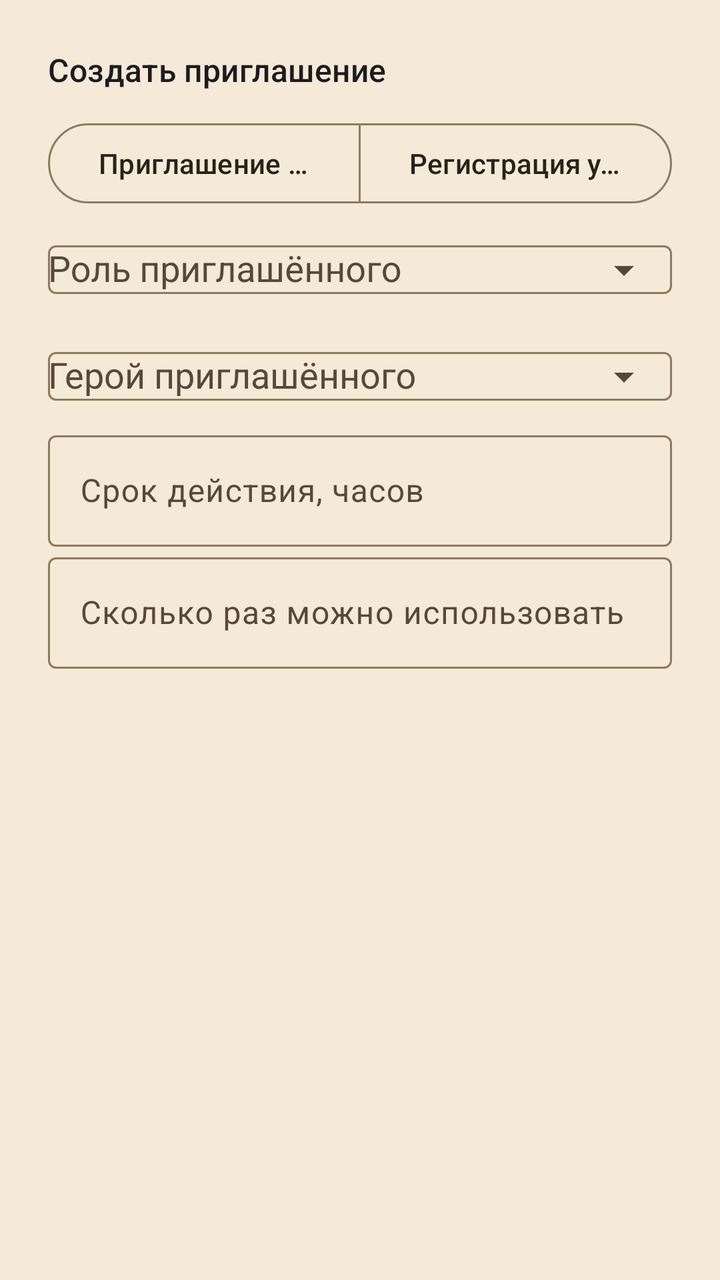
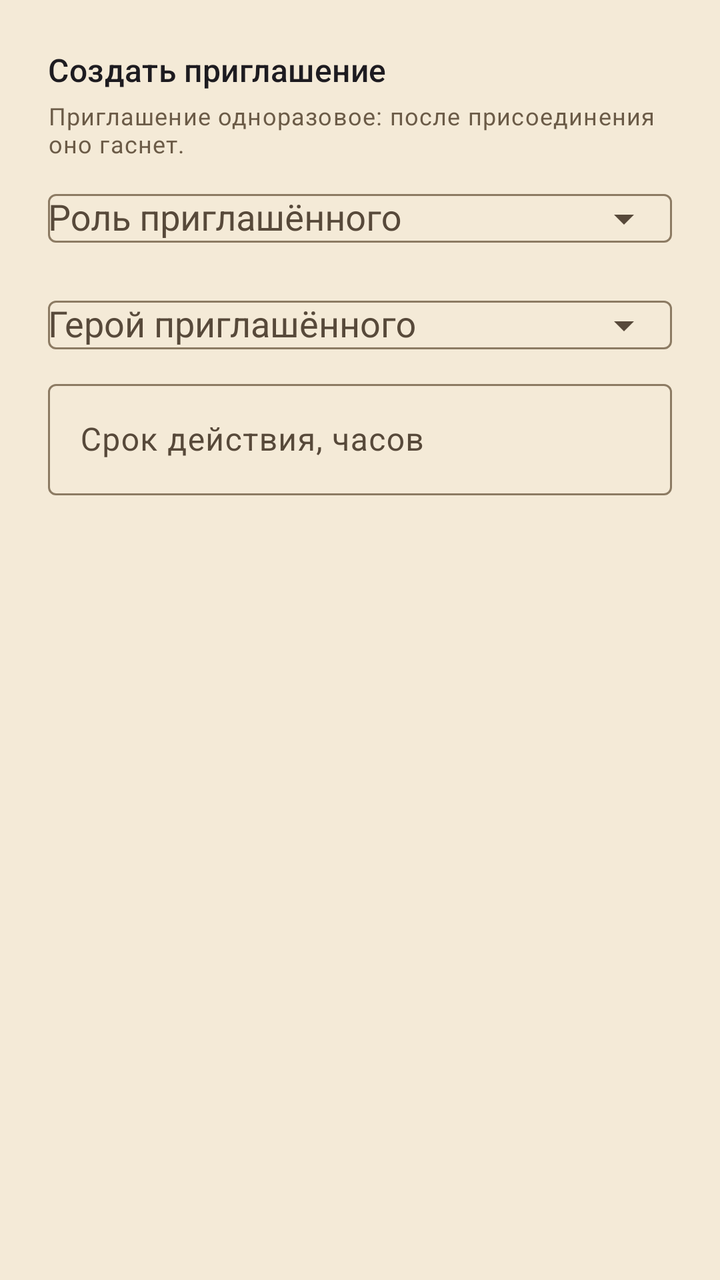

Two renders of the same Android screen: before a commit and after it. Below are the layout's source before the change and the commit's diff.
<!-- AndroidManifest.xml: application theme Theme.DnDMemory -->
<!-- res/layout/dialog_invite_create.xml -->
<?xml version="1.0" encoding="utf-8"?>
<androidx.core.widget.NestedScrollView
    xmlns:android="http://schemas.android.com/apk/res/android"
    xmlns:app="http://schemas.android.com/apk/res-auto"
    android:layout_width="match_parent"
    android:layout_height="wrap_content">

    <LinearLayout
        android:layout_width="match_parent"
        android:layout_height="wrap_content"
        android:orientation="vertical"
        android:padding="24dp">

        <TextView
            android:id="@+id/invite_create_header"
            android:layout_width="match_parent"
            android:layout_height="wrap_content"
            android:text="@string/invite_create"
            android:textAppearance="?attr/textAppearanceTitleMedium" />

        
        <com.google.android.material.button.MaterialButtonToggleGroup
            android:id="@+id/invite_create_mode"
            android:layout_width="match_parent"
            android:layout_height="wrap_content"
            android:layout_marginTop="12dp"
            app:selectionRequired="true"
            app:singleSelection="true">

            <com.google.android.material.button.MaterialButton
                android:id="@+id/invite_create_mode_member"
                style="?attr/materialButtonOutlinedStyle"
                android:layout_width="0dp"
                android:layout_height="wrap_content"
                android:layout_weight="1"
                android:text="@string/invite_mode_member" />

            <com.google.android.material.button.MaterialButton
                android:id="@+id/invite_create_mode_device"
                style="?attr/materialButtonOutlinedStyle"
                android:layout_width="0dp"
                android:layout_height="wrap_content"
                android:layout_weight="1"
                android:text="@string/invite_mode_device" />
        </com.google.android.material.button.MaterialButtonToggleGroup>

        
        <com.google.android.material.textfield.TextInputLayout
            android:id="@+id/invite_create_name_group"
            android:layout_width="match_parent"
            android:layout_height="wrap_content"
            android:layout_marginTop="8dp"
            android:hint="@string/invite_device_name"
            android:visibility="gone">

            <com.google.android.material.textfield.TextInputEditText
                android:id="@+id/invite_create_name"
                android:layout_width="match_parent"
                android:layout_height="wrap_content"
                android:inputType="textPersonName"
                android:maxLines="1" />
        </com.google.android.material.textfield.TextInputLayout>

        <com.google.android.material.textfield.TextInputLayout
            android:id="@+id/invite_create_label_group"
            android:layout_width="match_parent"
            android:layout_height="wrap_content"
            android:hint="@string/invite_device_label"
            android:visibility="gone">

            <com.google.android.material.textfield.TextInputEditText
                android:id="@+id/invite_create_label"
                android:layout_width="match_parent"
                android:layout_height="wrap_content"
                android:inputType="text"
                android:maxLines="1" />
        </com.google.android.material.textfield.TextInputLayout>

        <com.google.android.material.textfield.TextInputLayout
            android:id="@+id/invite_create_role_group"
            android:layout_width="match_parent"
            android:layout_height="wrap_content"
            android:hint="@string/invite_role"
            app:endIconMode="dropdown_menu">

            <com.google.android.material.textfield.MaterialAutoCompleteTextView
                android:id="@+id/invite_create_role"
                android:layout_width="match_parent"
                android:layout_height="wrap_content"
                android:inputType="none" />
        </com.google.android.material.textfield.TextInputLayout>

        <com.google.android.material.textfield.TextInputLayout
            android:id="@+id/invite_create_linked_group"
            android:layout_width="match_parent"
            android:layout_height="wrap_content"
            android:hint="@string/invite_linked"
            app:endIconMode="dropdown_menu">

            <com.google.android.material.textfield.MaterialAutoCompleteTextView
                android:id="@+id/invite_create_linked"
                android:layout_width="match_parent"
                android:layout_height="wrap_content"
                android:inputType="none" />
        </com.google.android.material.textfield.TextInputLayout>

        <com.google.android.material.textfield.TextInputLayout
            android:id="@+id/invite_create_expires_group"
            android:layout_width="match_parent"
            android:layout_height="wrap_content"
            android:hint="@string/invite_expires_hint">

            <com.google.android.material.textfield.TextInputEditText
                android:id="@+id/invite_create_expires"
                android:layout_width="match_parent"
                android:layout_height="wrap_content"
                android:inputType="number"
                android:maxLines="1" />
        </com.google.android.material.textfield.TextInputLayout>

        <com.google.android.material.textfield.TextInputLayout
            android:id="@+id/invite_create_max_uses_group"
            android:layout_width="match_parent"
            android:layout_height="wrap_content"
            android:hint="@string/invite_uses_hint">

            <com.google.android.material.textfield.TextInputEditText
                android:id="@+id/invite_create_max_uses"
                android:layout_width="match_parent"
                android:layout_height="wrap_content"
                android:inputType="number"
                android:maxLines="1" />
        </com.google.android.material.textfield.TextInputLayout>
    </LinearLayout>
</androidx.core.widget.NestedScrollView>
<!-- resources referenced by this layout -->
<resources>
  <string name="invite_create">Создать приглашение</string>
  <string name="invite_device_label">Подпись устройства</string>
  <string name="invite_device_name">Имя игрока</string>
  <string name="invite_expires_hint">Срок действия, часов</string>
  <string name="invite_linked">Герой приглашённого</string>
  <string name="invite_mode_device">Регистрация устройства</string>
  <string name="invite_mode_member">Приглашение участнику</string>
  <string name="invite_role">Роль приглашённого</string>
  <string name="invite_uses_hint">Сколько раз можно использовать</string>
  <style name="Theme.DnDMemory" parent="Theme.Material3.DayNight.NoActionBar">
          <item name="colorPrimary">@color/colorPrimary</item>
          <item name="colorPrimaryDark">@color/colorPrimaryDark</item>
          <item name="colorOnPrimary">@color/colorOnPrimary</item>
          <item name="colorPrimaryContainer">@color/colorPrimaryContainer</item>
          <item name="colorOnPrimaryContainer">@color/colorOnPrimaryContainer</item>
          <item name="colorSecondary">@color/colorSecondary</item>
          <item name="colorOnSecondary">@color/colorOnSecondary</item>
          <item name="colorSurface">@color/colorSurface</item>
          <item name="colorOnSurface">@color/colorOnSurface</item>
          <item name="colorSurfaceVariant">@color/colorSurfaceVariant</item>
          <item name="colorOnSurfaceVariant">@color/colorOnSurfaceVariant</item>
          <item name="android:colorBackground">@color/colorBackground</item>
          <item name="colorOnBackground">@color/colorOnBackground</item>
          <item name="colorError">@color/colorError</item>
          <item name="colorOnError">@color/colorOnError</item>
          <item name="colorOutline">@color/colorOutline</item>
          <item name="android:statusBarColor">@color/colorPrimaryDark</item>
          <item name="android:navigationBarColor">@color/colorBackground</item>
          <item name="android:windowBackground">@color/colorBackground</item>
      </style>
  <color name="colorPrimary">#8A6A3B</color>
  <color name="colorPrimaryDark">#5E4525</color>
  <color name="colorOnPrimary">#FFF7EA</color>
  <color name="colorPrimaryContainer">#EBDCC2</color>
  <color name="colorOnPrimaryContainer">#3A2A14</color>
  <color name="colorSecondary">#B98B2E</color>
  <color name="colorOnSecondary">#FFF8EA</color>
  <color name="colorSurface">#FBF4E6</color>
  <color name="colorOnSurface">#2A2118</color>
  <color name="colorSurfaceVariant">#EEE0C6</color>
  <color name="colorOnSurfaceVariant">#57493A</color>
  <color name="colorBackground">#F4EAD7</color>
  <color name="colorOnBackground">#2A2118</color>
  <color name="colorError">#A3231C</color>
  <color name="colorOnError">#FFFFFF</color>
  <color name="colorOutline">#8C7B63</color>
</resources>

<!-- the commit's change to res/layout/dialog_invite_create.xml (unified diff, before → after) -->
@@ -18,63 +18,13 @@
             android:text="@string/invite_create"
             android:textAppearance="?attr/textAppearanceTitleMedium" />
 
-        
-        <com.google.android.material.button.MaterialButtonToggleGroup
-            android:id="@+id/invite_create_mode"
+        <TextView
             android:layout_width="match_parent"
             android:layout_height="wrap_content"
-            android:layout_marginTop="12dp"
-            app:selectionRequired="true"
-            app:singleSelection="true">
-
-            <com.google.android.material.button.MaterialButton
-                android:id="@+id/invite_create_mode_member"
-                style="?attr/materialButtonOutlinedStyle"
-                android:layout_width="0dp"
-                android:layout_height="wrap_content"
-                android:layout_weight="1"
-                android:text="@string/invite_mode_member" />
-
-            <com.google.android.material.button.MaterialButton
-                android:id="@+id/invite_create_mode_device"
-                style="?attr/materialButtonOutlinedStyle"
-                android:layout_width="0dp"
-                android:layout_height="wrap_content"
-                android:layout_weight="1"
-                android:text="@string/invite_mode_device" />
-        </com.google.android.material.button.MaterialButtonToggleGroup>
-
-        
-        <com.google.android.material.textfield.TextInputLayout
-            android:id="@+id/invite_create_name_group"
-            android:layout_width="match_parent"
-            android:layout_height="wrap_content"
-            android:layout_marginTop="8dp"
-            android:hint="@string/invite_device_name"
-            android:visibility="gone">
-
-            <com.google.android.material.textfield.TextInputEditText
-                android:id="@+id/invite_create_name"
-                android:layout_width="match_parent"
-                android:layout_height="wrap_content"
-                android:inputType="textPersonName"
-                android:maxLines="1" />
-        </com.google.android.material.textfield.TextInputLayout>
-
-        <com.google.android.material.textfield.TextInputLayout
-            android:id="@+id/invite_create_label_group"
-            android:layout_width="match_parent"
-            android:layout_height="wrap_content"
-            android:hint="@string/invite_device_label"
-            android:visibility="gone">
-
-            <com.google.android.material.textfield.TextInputEditText
-                android:id="@+id/invite_create_label"
-                android:layout_width="match_parent"
-                android:layout_height="wrap_content"
-                android:inputType="text"
-                android:maxLines="1" />
-        </com.google.android.material.textfield.TextInputLayout>
+            android:layout_marginTop="4dp"
+            android:text="@string/invite_single_use_hint"
+            android:textAppearance="?attr/textAppearanceBodySmall"
+            android:textColor="@color/text_muted" />
 
         <com.google.android.material.textfield.TextInputLayout
             android:id="@+id/invite_create_role_group"
@@ -117,19 +67,5 @@
                 android:inputType="number"
                 android:maxLines="1" />
         </com.google.android.material.textfield.TextInputLayout>
-
-        <com.google.android.material.textfield.TextInputLayout
-            android:id="@+id/invite_create_max_uses_group"
-            android:layout_width="match_parent"
-            android:layout_height="wrap_content"
-            android:hint="@string/invite_uses_hint">
-
-            <com.google.android.material.textfield.TextInputEditText
-                android:id="@+id/invite_create_max_uses"
-                android:layout_width="match_parent"
-                android:layout_height="wrap_content"
-                android:inputType="number"
-                android:maxLines="1" />
-        </com.google.android.material.textfield.TextInputLayout>
     </LinearLayout>
 </androidx.core.widget.NestedScrollView>
<!-- resource entries referenced after the edit -->
@@ -1,14 +1,11 @@
 <!-- resources referenced by this layout -->
 <resources>
+  <color name="text_muted">#6B5B47</color>
   <string name="invite_create">Создать приглашение</string>
-  <string name="invite_device_label">Подпись устройства</string>
-  <string name="invite_device_name">Имя игрока</string>
   <string name="invite_expires_hint">Срок действия, часов</string>
   <string name="invite_linked">Герой приглашённого</string>
-  <string name="invite_mode_device">Регистрация устройства</string>
-  <string name="invite_mode_member">Приглашение участнику</string>
   <string name="invite_role">Роль приглашённого</string>
-  <string name="invite_uses_hint">Сколько раз можно использовать</string>
+  <string name="invite_single_use_hint">Приглашение одноразовое: после присоединения оно гаснет.</string>
   <style name="Theme.DnDMemory" parent="Theme.Material3.DayNight.NoActionBar">
           <item name="colorPrimary">@color/colorPrimary</item>
           <item name="colorPrimaryDark">@color/colorPrimaryDark</item>
